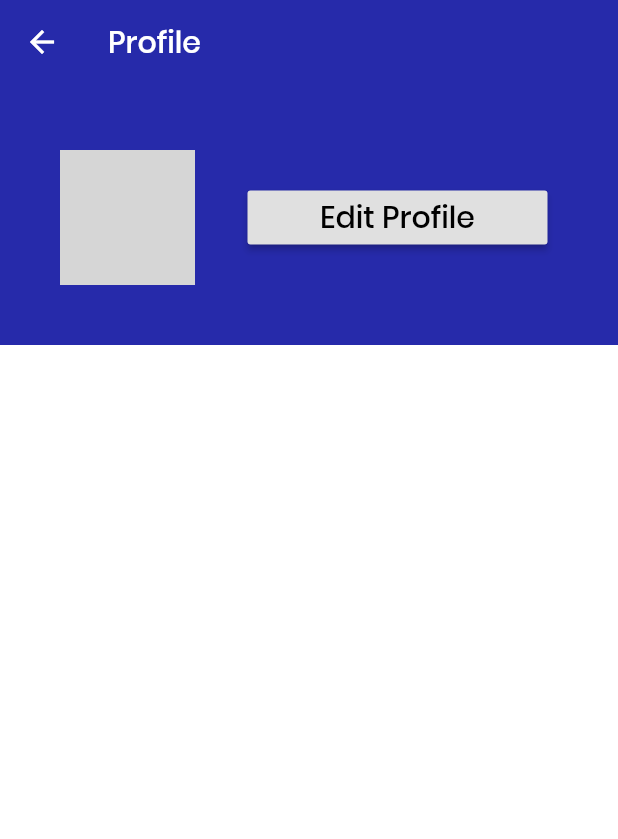
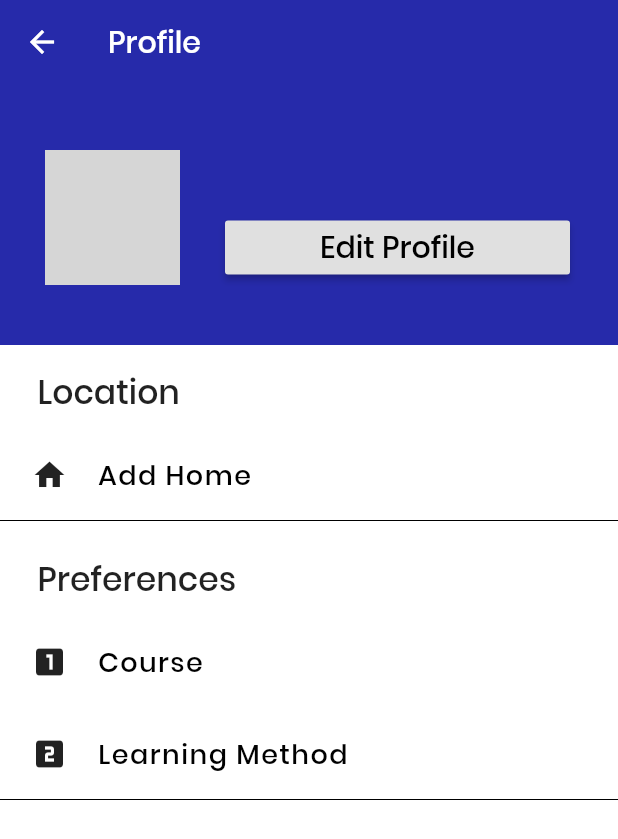
Before and after one commit to ilyasmohdali/todapp, a Flutter app: the UserProfile screen opened directly, on a phone screen of 412 x 824 dp. Shown: the top 839 px of the screen. Run offline on Flutter 3.47's test engine with Material 2 defaults, Android fonts, the phone set to English and light mode, and no system bars; our stand-ins replace cloud_firestore, firebase_auth, firebase_storage, flutter_datetime_picker, flutter_screenutil, flutter_spinkit and 2 more; accounts and stored records are empty; network calls fail; grey boxes are pictures that could not be loaded.

Commit message:
apo tah yg tukar den pun xtau

```diff
--- a/tod_app/lib/Services/database.dart
+++ b/tod_app/lib/Services/database.dart
@@ -1,5 +1,7 @@
+import 'dart:io';
 import 'package:cloud_firestore/cloud_firestore.dart';
 import 'package:firebase_auth/firebase_auth.dart';
+import 'package:firebase_storage/firebase_storage.dart';
 import 'package:tod_app/models/NewUser.dart';
 import 'package:tod_app/notifier/usernotifier.dart';
 
@@ -9,7 +11,11 @@ class DatabaseService{
   //FirebaseAuth _auth = FirebaseAuth.instance;
   final CollectionReference userCollection = Firestore.instance.collection('users');
   final String uid;
-  DatabaseService({this.uid});
+  final String userName;
+  final File file;
+  final String email; final String gender; String userType; String phoneNum; String imageUrl;
+  final FirebaseStorage _storage = FirebaseStorage(storageBucket: 'gs://todapp4real.appspot.com');
+  DatabaseService({this.uid, this.userName,this.email, this.gender, this.userType, this.phoneNum, this.imageUrl, this.file});
 
   Future createUser(NewUser user) async {
     try{
@@ -18,24 +24,6 @@ class DatabaseService{
       return e.message;
     }
   }
-
-  /*Future getCurrentUser()  async {
-    return userCollection.where('uid' == uid).snapshots();
-  }*/
-
-
-  /*Future getCurrentUsers(UserNotifier userNotifier) async {
-    QuerySnapshot snapshot = await userCollection.getDocuments();
-
-    List<NewUser> _userList = [];
-
-    snapshot.documents.forEach((document){
-      NewUser newUser = NewUser.fromData(document.data);
-      _userList.add(newUser);
-    });
-
-    userNotifier.userList = _userList;
-  }*/
 
   NewUser _newUserDataFromSnapshot(DocumentSnapshot snapshot)
   {
@@ -54,18 +42,47 @@ class DatabaseService{
     return userCollection.document(uid).snapshots().map(_newUserDataFromSnapshot);
   }
 
-
-  /*Future updateStudentData(String userName, String gender, String age) async {
+  Future updateStudentData(String uid, String userName, String email, String gender, String userType, String phoneNum, String imageUrl) async {
 
     return await userCollection.document(uid).setData({
+      'uid' : uid,
       'userName' : userName,
+      'email' : email,
       'gender' : gender,
-      'age' : age
+      'userType' : userType,
+      'phoneNum' : phoneNum,
+      'imageURL' : imageUrl,
+    });
+  }
+
+
+
+  uploadImage(String uid, String userName, String email, String gender, String userType, String phoneNum, String imageUrl) async {
+    String filePath = 'profiles/${DateTime.now()}.jpg' ;
+    StorageUploadTask task = _storage.ref().child(filePath).putFile(file);
+
+    var downUrl = await (await task.onComplete).ref.getDownloadURL();
+    var imageUrl = downUrl.toString();
+    updateImageURL(uid, userName, email, gender, userType, phoneNum, imageUrl);
+    print('Download URL :  $imageUrl');
+
+    return imageUrl;
+  }
+
+  Future updateImageURL(String uid, String userName, String email, String gender, String userType, String phoneNum, String imageUrl) async {
+    return await userCollection.document(uid).setData({
+      'uid' : uid,
+      'userName' : userName,
+      'email' : email,
+      'gender' : gender,
+      'userType' : userType,
+      'phoneNum' : phoneNum,
+      'imageURL' : imageUrl.toString(),
     });
   }
 
   //student list from snapshot
-  List<NewUser> _studentListFromSnapshot(QuerySnapshot snapshot){
+  /*List<NewUser> _studentListFromSnapshot(QuerySnapshot snapshot){
     return snapshot.documents.map((doc){
       return NewUser(
         userName: doc.data['userName'] ?? '',
--- a/tod_app/lib/Sidebar/StudentDrawer.dart
+++ b/tod_app/lib/Sidebar/StudentDrawer.dart
@@ -10,7 +10,7 @@ import 'package:tod_app/Services/authentication_services.dart';
 import 'package:tod_app/Widgets/loading.dart';
 import 'package:tod_app/models/NewUser.dart';
 import 'package:tod_app/notifier/usernotifier.dart';
-import 'package:tod_app/screens/userProfile.dart';
+import 'package:tod_app/screens/Profile/studentProfile.dart';
 import 'package:tod_app/screens/Consultation.dart';
 import 'package:tod_app/models/user.dart';
 import 'package:tod_app/Services/database.dart';
@@ -34,9 +34,9 @@ class _StudentDrawerState extends State<StudentDrawer>{
   String error;
 
   Future getImage() async {
-    var tempImage = await ImagePicker.pickImage(source: ImageSource.gallery);
+    var image = await ImagePicker.pickImage(source: ImageSource.gallery);
     setState(() {
-      _image = tempImage;
+      _image = image;
     });
   }
 
--- a/tod_app/lib/Sidebar/TutorDrawer.dart
+++ b/tod_app/lib/Sidebar/TutorDrawer.dart
@@ -3,9 +3,9 @@ import 'package:flutter/material.dart';
 import 'package:firebase_auth/firebase_auth.dart';
 import 'package:provider/provider.dart';
 import 'package:tod_app/Services/authentication_services.dart';
-import 'package:tod_app/screens/home/home.dart';
-import 'package:tod_app/screens/SignUpPage.dart';
-import 'package:tod_app/screens/userProfile.dart';
+import 'package:tod_app/screens/home/StudentHome.dart';
+import 'package:tod_app/screens/Authentication/SignUpPage.dart';
+import 'package:tod_app/screens/Profile/studentProfile.dart';
 import 'package:tod_app/screens/Consultation.dart';
 import 'package:tod_app/models/user.dart';
 
--- a/tod_app/lib/Widgets/loading.dart
+++ b/tod_app/lib/Widgets/loading.dart
@@ -5,7 +5,7 @@ class Loading extends StatelessWidget {
   @override
   Widget build(BuildContext context) {
     return Container(
-      color: Color(0xFFbee8f9),
+      color: Colors.white,
       child: Center(
         child: SpinKitRing(
           color: Colors.blue,
--- a/tod_app/lib/screens/SignUpPage.dart
+++ b/tod_app/lib/screens/Authentication/SignUpPage.dart
@@ -4,7 +4,7 @@ import 'package:flutter_datetime_picker/flutter_datetime_picker.dart';
 import 'package:intl/intl.dart';
 import 'package:tod_app/Widgets/loading.dart';
 import 'package:tod_app/Services/authentication_services.dart';
-import 'package:tod_app/screens/login_screen.dart';
+import 'package:tod_app/screens/Authentication/login_screen.dart';
 
 
 class SignUpPage extends StatefulWidget{
@@ -156,6 +156,7 @@ class _SignUpPageState extends State<SignUpPage>{
                               hintText: "Username",
                               hintStyle: TextStyle(color: Colors.grey, fontSize: 12.0)
                           ),
+                          maxLength: 15,
                         ),
                         SizedBox(height: 5.0,),
                         Text("Email", style: TextStyle(
--- a/tod_app/lib/screens/authenticationPage.dart
+++ b/tod_app/lib/screens/Authentication/authenticationPage.dart
@@ -1,6 +1,6 @@
 import 'package:flutter/cupertino.dart';
-import 'package:tod_app/screens/login_screen.dart';
-import 'package:tod_app/screens/SignUpPage.dart';
+import 'package:tod_app/screens/Authentication/login_screen.dart';
+import 'package:tod_app/screens/Authentication/SignUpPage.dart';
 import 'package:flutter/material.dart';
 
 class AuthenticationPage extends StatefulWidget{
--- a/tod_app/lib/screens/login_screen.dart
+++ b/tod_app/lib/screens/Authentication/login_screen.dart
@@ -3,8 +3,8 @@ import 'package:flutter/material.dart';
 import 'package:flutter_screenutil/flutter_screenutil.dart';
 import 'package:tod_app/Services/authentication_services.dart';
 import 'package:tod_app/Widgets/loading.dart';
-import 'package:tod_app/screens/SignUpPage.dart';
-import 'package:tod_app/screens/authenticationPage.dart';
+import 'package:tod_app/screens/Authentication/SignUpPage.dart';
+import 'package:tod_app/screens/Authentication/authenticationPage.dart';
 
 
 
--- /dev/null
+++ b/tod_app/lib/screens/Profile/studentProfile.dart
@@ -0,0 +1,242 @@
+import 'package:firebase_auth/firebase_auth.dart';
+import 'package:flutter/material.dart';
+import 'package:provider/provider.dart';
+import 'package:tod_app/Services/database.dart';
+import 'package:provider/provider.dart';
+import 'package:tod_app/Widgets/loading.dart';
+import 'package:tod_app/Widgets/wrapper.dart';
+import 'package:tod_app/models/NewUser.dart';
+import 'package:tod_app/models/user.dart';
+import 'package:tod_app/screens/home/studentProfileUpdate.dart';
+import 'package:tod_app/screens/home/student_list.dart';
+
+
+class UserProfile extends StatefulWidget{
+  final String uid;
+  UserProfile({this.uid});
+
+  _UserProfileState createState() => new _UserProfileState();
+}
+
+class _UserProfileState extends State<UserProfile>{
+
+  FirebaseUser user;
+
+  @override
+  Widget build(BuildContext context) {
+
+    final user = Provider.of<User>(context);
+
+    return StreamBuilder<NewUser>(
+        stream: DatabaseService(uid: user.uid).userData,
+        builder: (context,snapshot){
+          if(snapshot.hasData) {
+            NewUser userData = snapshot.data;
+            return Scaffold(
+              extendBodyBehindAppBar: true,
+              backgroundColor: Colors.white,
+              appBar: AppBar(
+                backgroundColor: Color(0x44000000).withOpacity(0.0),
+                iconTheme: IconThemeData(
+                  color: Colors.white,
+                ),
+                elevation: 0.0,
+                title: Text('Profile', style: TextStyle(fontFamily: "Poppins",
+                    fontSize: 20.0,
+                    color: Colors.white)),
+              ),
+              //body: StudentList(),
+              body: SingleChildScrollView(
+          child: Column(
+                children: <Widget>[
+                  Stack(
+                    children: <Widget>[
+                      Container(
+                        width: double.infinity,
+                        height: 230.0,
+                        color: Color(0xFF262AAA),
+                      ),
+                    Container(
+
+                      child: Row(
+                          children: <Widget>[
+                            Container(
+                              alignment: Alignment.centerLeft,
+                              margin: EdgeInsets.only(top: 100.0, bottom: 10.0, left: 30.0),
+                              width: 90.0,
+                              height: 90.0,
+                              decoration: BoxDecoration(
+                                shape: BoxShape.circle,
+                                color: Colors.grey,
+                                image: DecorationImage(
+                                  //image: AssetImage('assets/images/tod_logo.PNG')
+                                    image: NetworkImage(userData.imageURL)
+                                  //image: NetworkImage(userNotifier.userList)
+                                ),
+                              ),
+                            ),
+                            Container(
+                              margin: EdgeInsets.only(top: 90.0),
+                                child: Column(
+                                    children: <Widget>[
+                                      Container(
+                                        margin: EdgeInsets.only(left: 30.0),
+                                        alignment : Alignment.centerLeft,
+                                          child: Text(
+                                            //snapshot.data != null ? snapshot.data['email'] : '', style: TextStyle(fontSize: 18.0, fontFamily: "Poppins", color: Colors.white)
+                                              snapshot.data != null ? userData.userName : '', style: TextStyle(fontSize: 20.0, fontFamily: "Poppins", color: Colors.white)
+                                          )),
+                                  Container(
+                                      width: 230.0,
+                                      margin: EdgeInsets.only(top: 10.0, left: 30.0),
+                                      child: RaisedButton(
+                                        onPressed: (){
+                                          Navigator.push(context, MaterialPageRoute(builder: (context) => StudentUpdateProfile()));
+                                        },
+                                        child: Text("Edit Profile", style: TextStyle(fontSize: 20.0, fontFamily: "Poppins", color: Colors.black)),
+                                      )
+                                  )]))
+                            ]),
+                    ),
+                    ]
+                ),
+                Container(
+                  padding: EdgeInsets.only(top: 15.0, left: 25.0),
+                  alignment: Alignment.centerLeft,
+                  child: Text("Location", style: TextStyle(fontSize: 22.0, fontFamily: "Poppins"),)),
+                  InkWell(
+                    child: Column(
+                      children: <Widget>[
+                        Container(
+                            margin: EdgeInsets.only(top: 16.0),
+                            //alignment: Alignment.centerLeft,
+                            height: 45.0,
+                            //width: double.infinity,
+                            child:Material(
+                              color: Colors.transparent,
+                              child: FlatButton(
+                                color: Color.fromARGB(0, 0, 0, 0),
+                                onPressed: () async {
+                                    /*if (_formKey.currentState.validate()){
+                                setState(() => loading = true);
+                                dynamic result = await _auth.signInWithEmailandPassword(email, password);
+                                if (result == null){
+                                  setState(() {
+                                    error = 'please supply a valid email';
+                                    loading = false;
+                                  });
+                                }
+                              }*/},
+                                child: Row(
+                                    children: <Widget>[
+                                      SizedBox(width: 5.0),
+                                      Icon(Icons.home),
+                                      SizedBox(width: 20.0),
+                                      Text(
+                                        "Add Home",
+                                          style: TextStyle(
+                                              color: Colors.black,
+                                              fontFamily: "Poppins",
+                                              fontSize: 18.0,
+                                              letterSpacing: 1.0
+                                      )),
+                                ]),
+                              ),
+                            ))])),
+                Divider(color: Colors.black),
+                  Container(
+                      padding: EdgeInsets.only(top: 15.0, left: 25.0),
+                      alignment: Alignment.centerLeft,
+                      child: Text("Preferences", style: TextStyle(fontSize: 22.0, fontFamily: "Poppins"),)),
+                  InkWell(
+                      child: Column(
+                          children: <Widget>[
+                            Container(
+                                margin: EdgeInsets.only(top: 16.0),
+                                //alignment: Alignment.centerLeft,
+                                height: 45.0,
+                                //width: double.infinity,
+                                child:Material(
+                                  color: Colors.transparent,
+                                  child: FlatButton(
+                                    color: Color.fromARGB(0, 0, 0, 0),
+                                    onPressed: () async {
+                                      /*if (_formKey.currentState.validate()){
+                                setState(() => loading = true);
+                                dynamic result = await _auth.signInWithEmailandPassword(email, password);
+                                if (result == null){
+                                  setState(() {
+                                    error = 'please supply a valid email';
+                                    loading = false;
+                                  });
+                                }
+                              }*/},
+                                    child: Row(
+                                        children: <Widget>[
+                                          SizedBox(width: 5.0),
+                                          Icon(Icons.looks_one),
+                                          SizedBox(width: 20.0),
+                                          Text(
+                                              "Course",
+                                              style: TextStyle(
+                                                  color: Colors.black,
+                                                  fontFamily: "Poppins",
+                                                  fontSize: 18.0,
+                                                  letterSpacing: 1.0
+                                              )),
+
+                                        ]),
+                                  ),
+                                )
+                            ),
+                            Container(
+                                margin: EdgeInsets.only(top: 16.0),
+                                //alignment: Alignment.centerLeft,
+                                height: 45.0,
+                                //width: double.infinity,
+                                child:Material(
+                                  color: Colors.transparent,
+                                  child: FlatButton(
+                                    color: Color.fromARGB(0, 0, 0, 0),
+                                    onPressed: () async {
+                                      /*if (_formKey.currentState.validate()){
+                                setState(() => loading = true);
+                                dynamic result = await _auth.signInWithEmailandPassword(email, password);
+                                if (result == null){
+                                  setState(() {
+                                    error = 'please supply a valid email';
+                                    loading = false;
+                                  });
+                                }
+                              }*/},
+                                    child: Row(
+                                        children: <Widget>[
+                                          SizedBox(width: 5.0),
+                                          Icon(Icons.looks_two),
+                                          SizedBox(width: 20.0),
+                                          Text(
+                                              "Learning Method",
+                                              style: TextStyle(
+                                                  color: Colors.black,
+                                                  fontFamily: "Poppins",
+                                                  fontSize: 18.0,
+                                                  letterSpacing: 1.0
+                                              )),
+
+                                        ]),
+                                  ),
+                                )
+                            )
+                          ]
+                      )
+                  ),
+                  Divider(color: Colors.black)
+                ]),
+              ) );
+          }
+          else{
+            return Wrapper();
+          }
+        });
+  }
+}
--- a/tod_app/lib/screens/userProfile.dart
+++ /dev/null
@@ -1,91 +0,0 @@
-import 'package:firebase_auth/firebase_auth.dart';
-import 'package:flutter/material.dart';
-import 'package:provider/provider.dart';
-import 'package:tod_app/Services/database.dart';
-import 'package:provider/provider.dart';
-import 'package:tod_app/Widgets/loading.dart';
-import 'package:tod_app/models/NewUser.dart';
-import 'package:tod_app/models/user.dart';
-import 'package:tod_app/screens/home/student_list.dart';
-
-
-class UserProfile extends StatefulWidget{
-  final String uid;
-  UserProfile({this.uid});
-
-  _UserProfileState createState() => new _UserProfileState();
-
-}
-
-class _UserProfileState extends State<UserProfile>{
-
-  FirebaseUser user;
-
-  @override
-  Widget build(BuildContext context) {
-
-    final user = Provider.of<User>(context);
-
-    return StreamBuilder<NewUser>(
-        stream: DatabaseService(uid: user.uid).userData,
-        builder: (context,snapshot){
-          if(snapshot.hasData) {
-            NewUser userData = snapshot.data;
-            return Scaffold(
-              extendBodyBehindAppBar: true,
-              backgroundColor: Colors.white,
-              appBar: AppBar(
-                backgroundColor: Color(0x44000000).withOpacity(0.0),
-                iconTheme: IconThemeData(
-                  color: Colors.white,
-                ),
-                elevation: 0.0,
-                title: Text('Profile', style: TextStyle(fontFamily: "Poppins",
-                    fontSize: 20.0,
-                    color: Colors.white)),
-              ),
-              //body: StudentList(),
-              body: Column(
-                children: <Widget>[
-                  Stack(
-                    children: <Widget>[
-                      Container(
-                        width: double.infinity,
-                        height: 230.0,
-                        color: Color(0xFF262AAA),
-                      ),
-                    Row(
-                      children: <Widget>[
-                      Container(
-                      //alignment: Alignment.centerLeft,
-                      margin: EdgeInsets.only(top: 100.0, bottom: 10.0, left: 40.0),
-                      width: 90.0,
-                      height: 90.0,
-                      decoration: BoxDecoration(
-                        shape: BoxShape.circle,
-                        color: Colors.grey,
-                        image: DecorationImage(
-                        //image: AssetImage('assets/images/tod_logo.PNG')
-                          image: NetworkImage(userData.imageURL)
-                        //image: NetworkImage(userNotifier.userList)
-                      ),
-                    ),
-                  ),
-                        Container(
-                          width: 200.0,
-                          margin: EdgeInsets.only(top: 90.0, left: 35.0),
-                          child: RaisedButton(
-                            onPressed: (){},
-                            child: Text("Edit Profile", style: TextStyle(fontSize: 20.0, fontFamily: "Poppins", color: Colors.black)),
-                        )
-                        )])]
-                )],
-              ),
-            );
-          }
-          else{
-            return Loading();
-          }
-        });
-  }
-}
--- a/tod_app/pubspec.yaml
+++ b/tod_app/pubspec.yaml
@@ -41,6 +41,7 @@ dependencies:
   date_range_picker : ^1.0.3
   flutter_datetime_picker : 1.2.5
   firebase_storage : 3.1.6
+  firebase_core : 0.4.5
 
 dev_dependencies:
   json_serializable : ^3.2.0
```
Also changed, not shown: tod_app/lib/Widgets/wrapper.dart (+5 -4 lines), tod_app/lib/screens/home/StudentHome.dart (renamed from tod_app/lib/screens/home/home.dart, +4 -4 lines), tod_app/lib/screens/home/studentProfileUpdate.dart (added, +269 -0 lines), tod_app/pubspec.lock.
